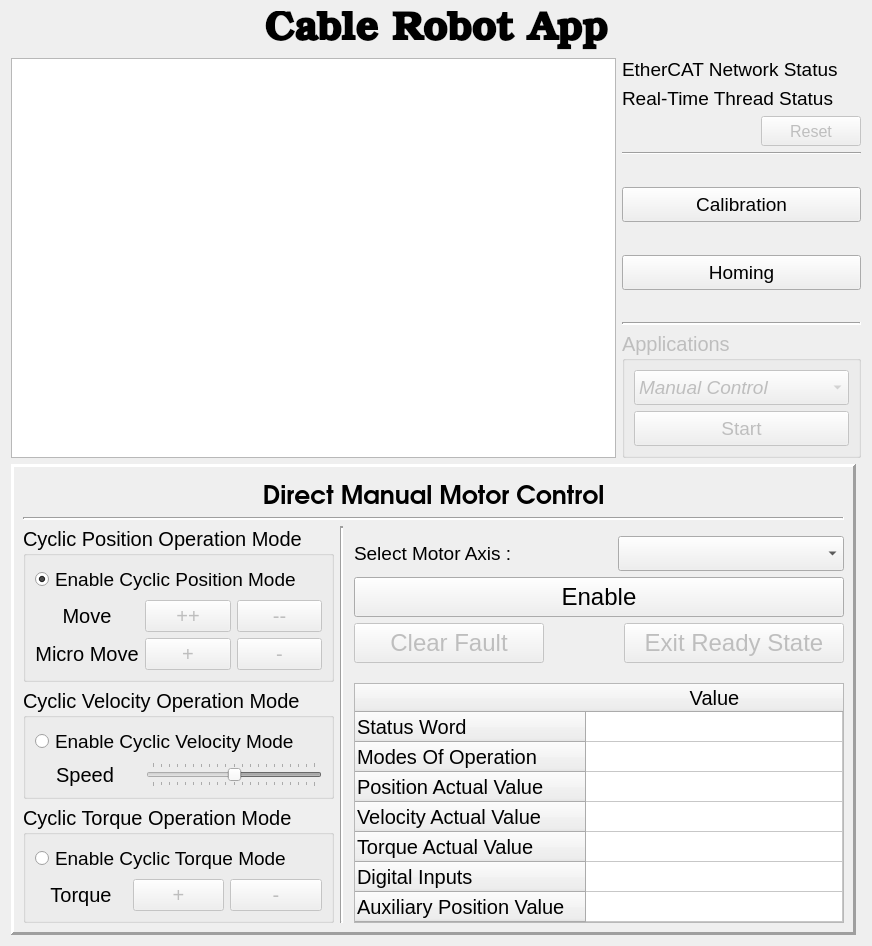
This is widgets/main_gui.ui in IRMA-LAB/cable_robot as Qt 5 draws it before an edit. The edited form follows.
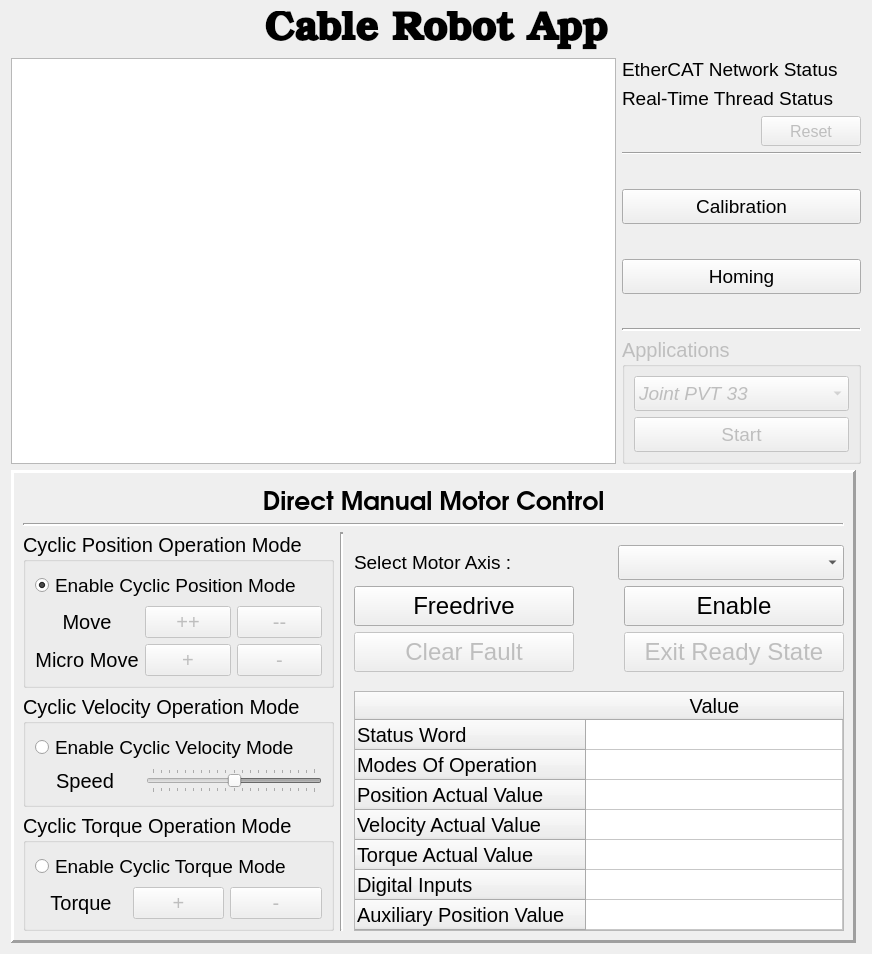
This is the edited form. Icons and pictures are not drawn.

The edit to the form file:
```diff
--- a/widgets/main_gui.ui
+++ b/widgets/main_gui.ui
@@ -7,7 +7,7 @@
     <x>0</x>
     <y>0</y>
     <width>872</width>
-    <height>946</height>
+    <height>954</height>
    </rect>
   </property>
   <property name="sizePolicy">
@@ -248,6 +248,9 @@
        </item>
        <item>
         <widget class="QPushButton" name="pushButton_calib">
+         <property name="enabled">
+          <bool>true</bool>
+         </property>
          <property name="minimumSize">
           <size>
            <width>0</width>
@@ -379,6 +382,11 @@
             <property name="sizeAdjustPolicy">
              <enum>QComboBox::AdjustToContents</enum>
             </property>
+            <item>
+             <property name="text">
+              <string>Joint PVT 33</string>
+             </property>
+            </item>
             <item>
              <property name="text">
               <string>Manual Control</string>
@@ -815,7 +823,7 @@
             <property name="sizeHint" stdset="0">
              <size>
               <width>20</width>
-              <height>10</height>
+              <height>13</height>
              </size>
             </property>
            </spacer>
@@ -875,6 +883,42 @@
            </layout>
           </item>
           <item>
+           <layout class="QHBoxLayout" name="horizontalLayout_11">
+            <property name="sizeConstraint">
+             <enum>QLayout::SetFixedSize</enum>
+            </property>
+            <item>
+             <widget class="QPushButton" name="pushButton_freedrive">
+              <property name="minimumSize">
+               <size>
+                <width>220</width>
+                <height>40</height>
+               </size>
+              </property>
+              <property name="font">
+               <font>
+                <pointsize>18</pointsize>
+               </font>
+              </property>
+              <property name="text">
+               <string>Freedrive</string>
+              </property>
+             </widget>
+            </item>
+            <item>
+             <spacer name="horizontalSpacer_6">
+              <property name="orientation">
+               <enum>Qt::Horizontal</enum>
+              </property>
+              <property name="sizeHint" stdset="0">
+               <size>
+                <width>40</width>
+                <height>20</height>
+               </size>
+              </property>
+             </spacer>
+            </item>
+            <item>
            <widget class="QPushButton" name="pushButton_enable">
             <property name="sizePolicy">
              <sizepolicy hsizetype="Preferred" vsizetype="Fixed">
@@ -884,7 +928,7 @@
             </property>
             <property name="minimumSize">
              <size>
-              <width>190</width>
+                <width>220</width>
               <height>40</height>
              </size>
             </property>
@@ -904,6 +948,8 @@
             </property>
            </widget>
           </item>
+           </layout>
+          </item>
           <item>
            <layout class="QHBoxLayout" name="horizontalLayout_7" stretch="0,1,0">
             <item>
@@ -913,7 +959,7 @@
               </property>
               <property name="minimumSize">
                <size>
-                <width>190</width>
+                <width>220</width>
                 <height>40</height>
                </size>
               </property>
@@ -983,7 +1029,7 @@
             <property name="sizeHint" stdset="0">
              <size>
               <width>20</width>
-              <height>10</height>
+              <height>13</height>
              </size>
             </property>
            </spacer>
```
Left out of the diff: 13 changed lines with no effect on the pictures. Lines whose indentation alone changed are shown as unchanged.
